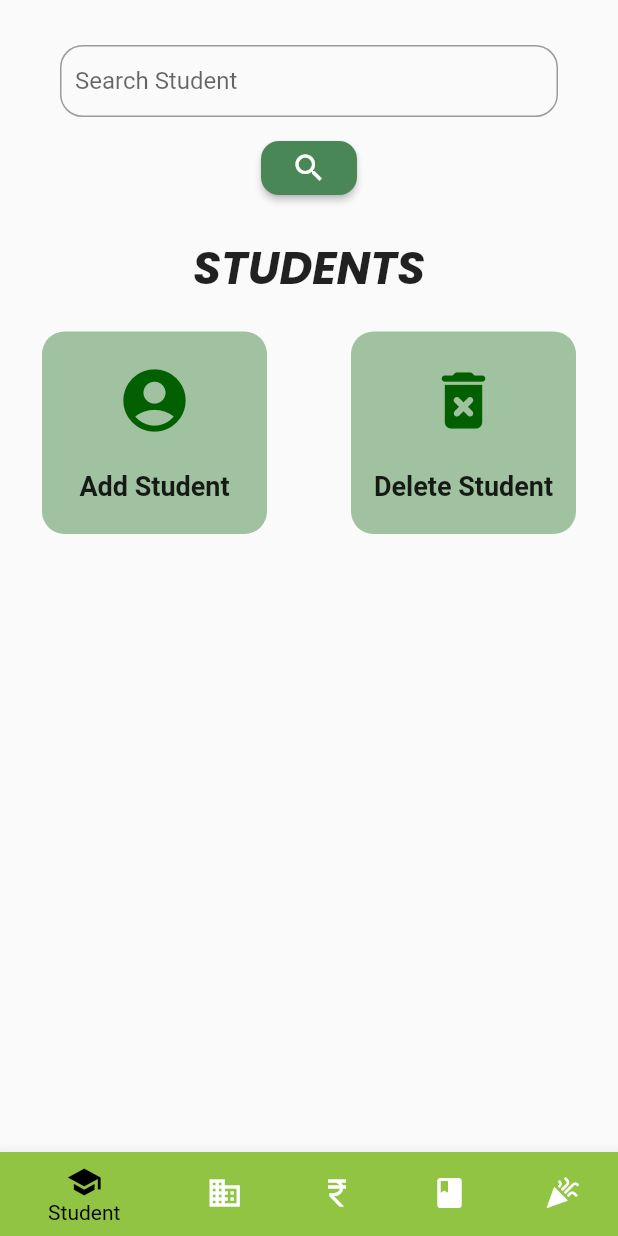
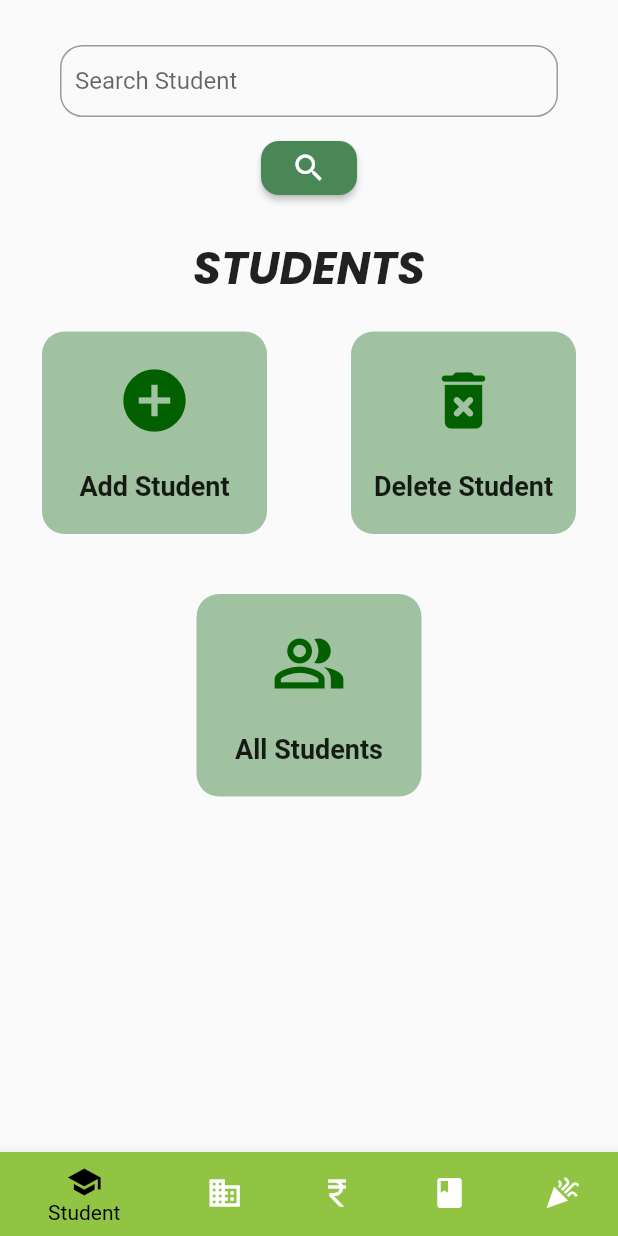
Before and after one commit to Sai-23/cms, a Flutter app: the screen it shows after launch, after a tap on "Sign In", on a phone screen of 412 x 824 dp. Run offline on Flutter 3.47's test engine with Material 2 defaults, Android fonts, the phone set to English and light mode, and no system bars; our stand-ins replace google_fonts, quickalert; missing offline and left inert: mongo_dart.

Commit message:
display student

```diff
--- a/lib/main.dart
+++ b/lib/main.dart
@@ -1,5 +1,6 @@
 import 'package:cms/dbHelper/mongodb.dart';
 import 'package:cms/pages/Sections/Student/Add/add_Student.dart';
+import 'package:cms/pages/Sections/Student/Display/display_student.dart';
 import 'package:flutter/material.dart';
 import 'package:cms/pages/loginPage.dart';
 import 'package:cms/pages/main_page.dart';
@@ -22,7 +23,8 @@ class MyApp extends StatelessWidget {
       routes: {
         '/': (context) => const loginPage(),
         '/mainPage': (context) => const mainPage(),
-        '/addStudent': (context) => const addStudent()
+        '/addStudent': (context) => const addStudent(),
+        '/displayStudent':(context)=>const DisplayStudent()
       },
     );
   }
--- a/lib/pages/Sections/Student/studentSection.dart
+++ b/lib/pages/Sections/Student/studentSection.dart
@@ -14,11 +14,12 @@ class _studentSectionState extends State<studentSection> {
   Widget build(BuildContext context) {
     return SafeArea(
       child: Scaffold(
-        body: Column(
+        body: SingleChildScrollView(
+          child: Column(
             mainAxisAlignment: MainAxisAlignment.start,
             crossAxisAlignment: CrossAxisAlignment.center,
             children: [
-            SizedBox(
+              const SizedBox(
                 height: 30,
               ),
               //                 TODO:SEARCH BAR
@@ -39,7 +40,8 @@ class _studentSectionState extends State<studentSection> {
               ),
               //                 TODO:SEARCH BUTTON
               ElevatedButton(
-              onPressed: () {},
+                onPressed: () {
+                },
                 style: ButtonStyle(
                     backgroundColor:
                         MaterialStateProperty.all(const Color(0xFF498757)),
@@ -74,7 +76,7 @@ class _studentSectionState extends State<studentSection> {
                         mainAxisAlignment: MainAxisAlignment.spaceEvenly,
                         children: const [
                           Icon(
-                          Icons.account_circle_rounded,
+                            Icons.add_circle,
                             size: 50,
                             color: Color(0xFF036000),
                           ),
@@ -108,8 +110,37 @@ class _studentSectionState extends State<studentSection> {
                     ),
                   ),
                 ],
+              ),
+              SizedBox(height: 40,),
+              GestureDetector(
+                onTap: (){
+                  Navigator.pushNamed(context, '/displayStudent');
+                },
+                child: Container(
+                  width: 150,
+                  height: 135,
+                  decoration: BoxDecoration(
+                      color: const Color(0xffa1c2a0),
+                      borderRadius: BorderRadius.circular(15)),
+                  child: Column(
+                    mainAxisAlignment: MainAxisAlignment.spaceEvenly,
+                    children: const [
+                      Icon(
+                        Icons.people_alt_outlined,
+                        size: 50,
+                        color: Color(0xFF036000),
+                      ),
+                      Text(
+                        'All Students',
+                        style: TextStyle(fontWeight: FontWeight.w600,fontSize: 18),
                       )
                     ],
+                  ),
+                ),
+              ),
+
+            ],
+          ),
         ),
       ),
     );
--- a/pubspec.yaml
+++ b/pubspec.yaml
@@ -26,6 +26,7 @@ dev_dependencies:
 
 flutter:
 
+
   uses-material-design: true
 
   # To add assets to your application, add an assets section, like this:
```
Also changed, not shown: lib/dbHelper/mongodb.dart (+7 -3 lines), lib/pages/Sections/Student/Display/display_student.dart (added, +70 -0 lines). Lines whose indentation alone changed are shown as unchanged.
